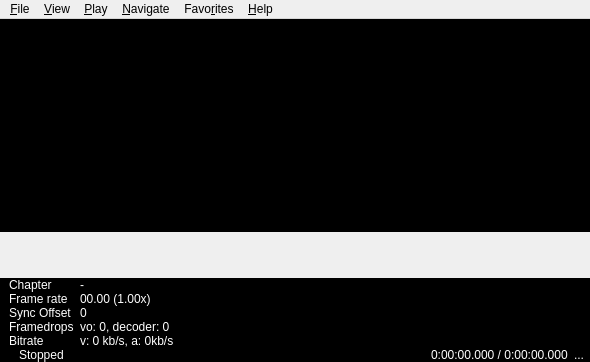
Before: the Qt Designer form mainwindow.ui in mpc-qt/mpc-qt, drawn with Qt 5.
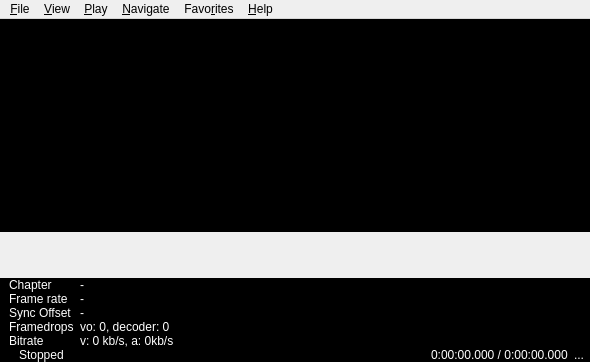
After: the same form once the commit is applied. Icons and pictures are not drawn.

Commit message:
mainwindow: display sane defaults for negative statistics
The statistics are coded to return a negative number when the property
does not exist (i.e. it disappears at EOF).  So display '-' for simple
statistics and 0 for complicated statistics when we're not playing
anything.

Patch:
```diff
--- a/mainwindow.ui
+++ b/mainwindow.ui
@@ -382,7 +382,7 @@
           <item row="1" column="1">
            <widget class="QLabel" name="framerate">
             <property name="text">
-             <string>00.00 (1.00x)</string>
+             <string>-</string>
             </property>
            </widget>
           </item>
@@ -396,7 +396,7 @@
           <item row="2" column="1">
            <widget class="QLabel" name="avsync">
             <property name="text">
-             <string>0</string>
+             <string>-</string>
             </property>
            </widget>
           </item>
```
The commit also changes 1 other file.
